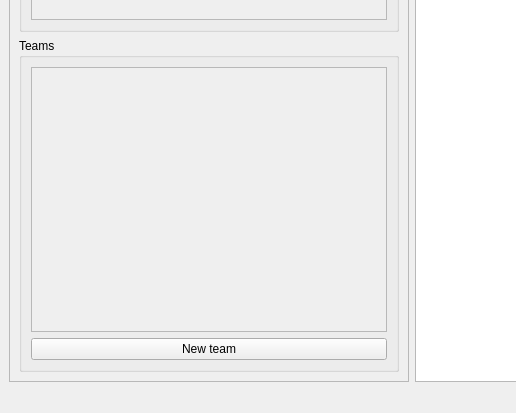
Bruno-Ed-cs/normal_chess, file tools/board_editor/ui_source/board_editor.ui: the form before one commit; both pictures show x 0 to 516 and y 497 to 910 of the 906 by 910 pixel window.
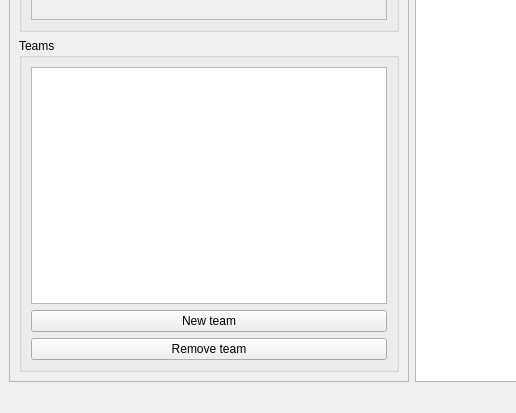
The form after the commit.

Commit message: team selector

```diff
--- a/tools/board_editor/ui_source/board_editor.ui
+++ b/tools/board_editor/ui_source/board_editor.ui
@@ -201,42 +201,36 @@
               <property name="title">
                <string>Teams</string>
               </property>
+              <property name="flat">
+               <bool>false</bool>
+              </property>
+              <property name="checkable">
+               <bool>false</bool>
+              </property>
               <layout class="QVBoxLayout" name="verticalLayout_6">
+               <item>
+                <widget class="QListWidget" name="TeamsList">
+                 <property name="spacing">
+                  <number>10</number>
+                 </property>
+                 <property name="wordWrap">
+                  <bool>true</bool>
+                 </property>
+                </widget>
+               </item>
                <item>
                 <layout class="QVBoxLayout" name="TeamsLayout">
                  <item>
-                  <widget class="QScrollArea" name="TeamsScrollArea">
-                   <property name="sizePolicy">
-                    <sizepolicy hsizetype="Ignored" vsizetype="Expanding">
-                     <horstretch>0</horstretch>
-                     <verstretch>0</verstretch>
-                    </sizepolicy>
+                  <widget class="QPushButton" name="newTeamButton">
+                   <property name="text">
+                    <string>New team</string>
                    </property>
-                   <property name="minimumSize">
-                    <size>
-                     <width>0</width>
-                     <height>0</height>
-                    </size>
-                   </property>
-                   <property name="widgetResizable">
-                    <bool>true</bool>
-                   </property>
-                   <widget class="QWidget" name="TeamsContainer">
-                    <property name="geometry">
-                     <rect>
-                      <x>0</x>
-                      <y>0</y>
-                      <width>350</width>
-                      <height>246</height>
-                     </rect>
-                    </property>
-                   </widget>
                   </widget>
                  </item>
                  <item>
                   <widget class="QPushButton" name="pushButton">
                    <property name="text">
-                    <string>New team</string>
+                    <string>Remove team</string>
                    </property>
                   </widget>
                  </item>
```
Left out of the diff: 2 changed lines with no effect on the pictures. The commit also changes 10 other files.
